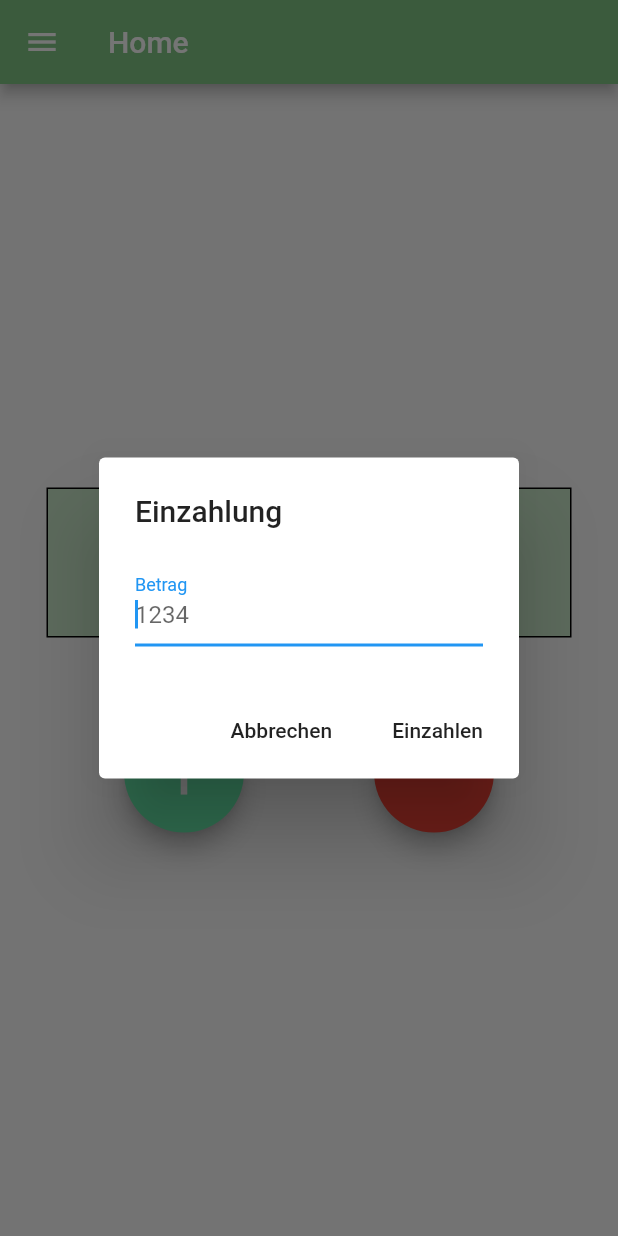
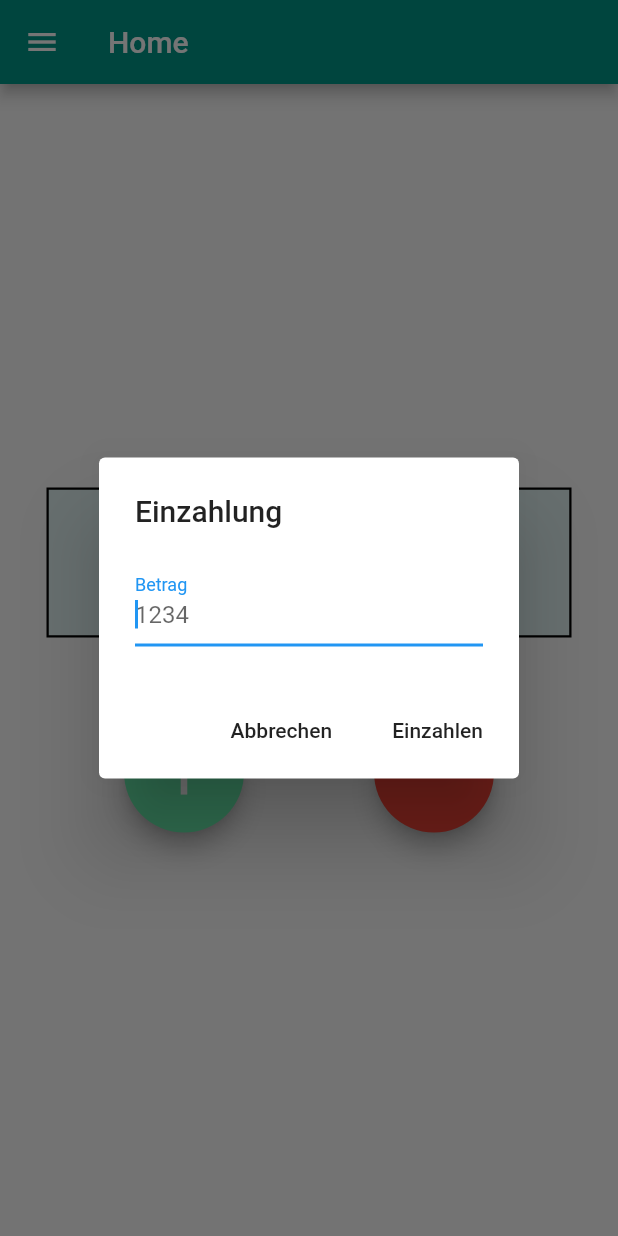
Before and after one commit to danving/finanz_app, a Flutter app: the screen it shows after launch, after a tap on the "add" icon, on a phone screen of 412 x 824 dp. Run offline on Flutter 3.47's test engine with Material 2 defaults, Android fonts, the phone set to English and light mode, and no system bars.

Commit message:
CategoryScreen(Added CategoryCard) Added Assets

```diff
--- a/lib/screens/home_screen.dart
+++ b/lib/screens/home_screen.dart
@@ -37,10 +37,10 @@ class _HomeScreenState extends State<HomeScreen> {
                 width: 350,
                 height: 100,
                 decoration: BoxDecoration(
-                  color: Colors.green[100],
+                  color: Colors.teal[50],
                   border: Border.all(
                     color: Colors.black,
-                    width: 1.0,
+                    width: 1.5,
                   ),
                 ),
                 child: Center(
--- a/lib/widgets/appBar_widget.dart
+++ b/lib/widgets/appBar_widget.dart
@@ -4,6 +4,6 @@ Widget appBarWidget(title) {
   return AppBar(
     title: Text(
         title),
-    backgroundColor: Colors.green[300],
+    backgroundColor: Colors.teal,
   );
 }
--- a/lib/widgets/drawer_widget.dart
+++ b/lib/widgets/drawer_widget.dart
@@ -1,3 +1,4 @@
+import 'package:finanz_app/screens/categorys_screen.dart';
 import 'package:finanz_app/screens/home_screen.dart';
 import 'package:flutter/material.dart';
 
@@ -14,18 +15,19 @@ Widget drawerWidget(context) {
             ),
           ),
           decoration: BoxDecoration(
-            color: Colors.green[300],
+            color: Colors.teal,
           ),
         ),
-        drawerList(context, "Home", HomeScreen()),
+        drawerList(context, "Home", HomeScreen(), Icon(Icons.home)),
+        drawerList(context, "Kategorien", CategorysScreen(), Icon(Icons.apps)),
       ],
     ),
   );
 }
 
-Widget drawerList(context, name, link) {
+Widget drawerList(context, name, link, icon) {
   return ListTile(
-    trailing: Icon(Icons.home),
+    trailing: icon,
     title: Text(name),
     onTap: () {
       Navigator.pop(context);
--- a/pubspec.yaml
+++ b/pubspec.yaml
@@ -44,6 +44,9 @@ flutter:
   # assets:
   #  - images/a_dot_burr.jpeg
   #  - images/a_dot_ham.jpeg
+  assets:
+    - assets/images/
+
 
   # An image asset can refer to one or more resolution-specific "variants", see
   # https://flutter.dev/assets-and-images/#resolution-aware.
```
Also changed, not shown: lib/screens/categorys_screen.dart (+65 -1 lines), assets/images/bag.png (added), assets/images/food.png (added), assets/images/present.png (added), assets/images/shirt.png (added), assets/images/shorts.png (added), assets/images/workbag.png (added).
